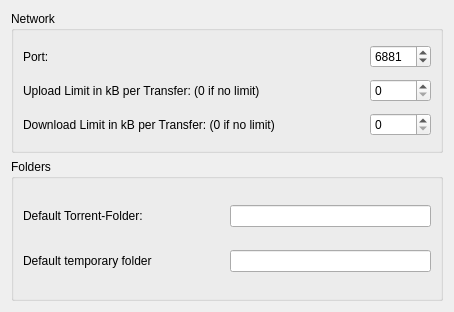
Before: the Qt Designer form transfer-plugins/bittorrent/btsettingswidget.ui in KDE/kget, drawn with Qt 5.
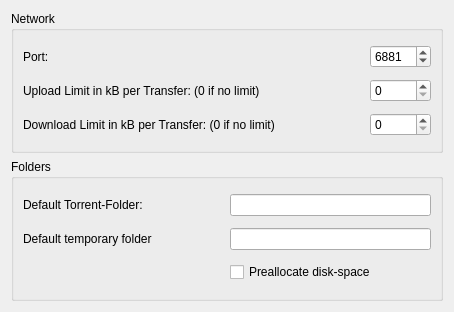
After: the same form once the commit is applied. Custom widgets are drawn as their Qt base class.

Commit message: *Reworked Settings *PreAllocate-DiskSpace-Option

```diff
--- a/transfer-plugins/bittorrent/btsettingswidget.ui
+++ b/transfer-plugins/bittorrent/btsettingswidget.ui
@@ -123,6 +123,13 @@
         </property>
        </widget>
       </item>
+      <item row="2" column="1" >
+       <widget class="QCheckBox" name="preallocBox" >
+        <property name="text" >
+         <string>Preallocate disk-space</string>
+        </property>
+       </widget>
+      </item>
      </layout>
     </widget>
    </item>
```
The commit also changes 4 other files.
